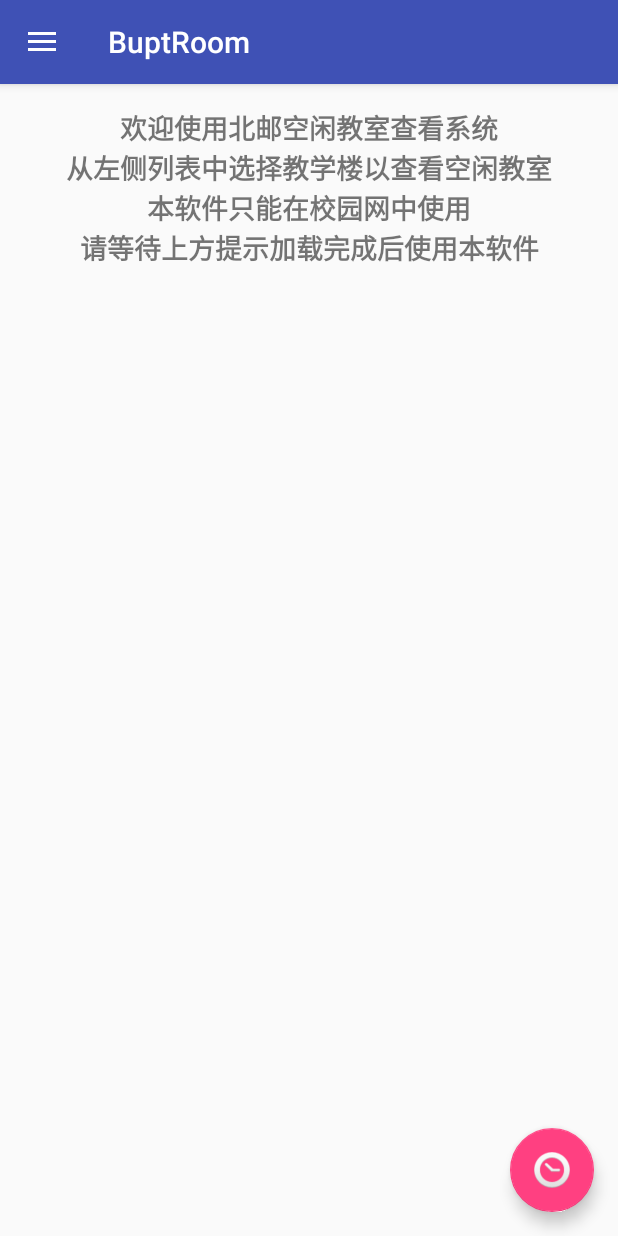
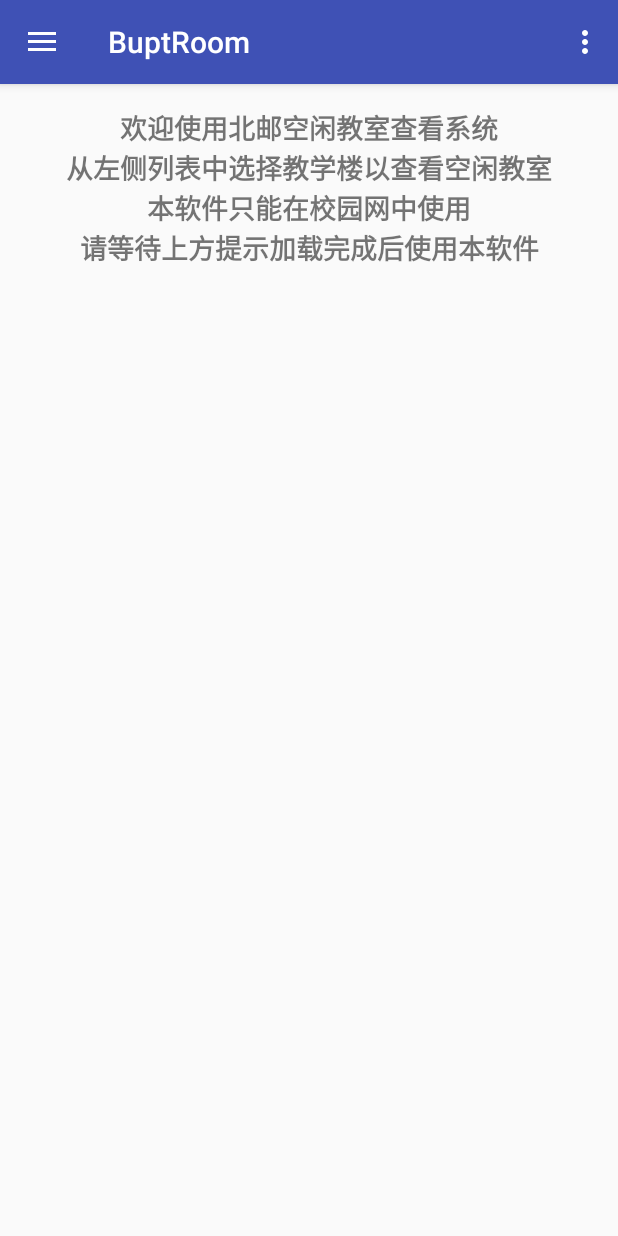
Before and after one commit to thinkwee/BuptRoom, an Android app: the screen it shows after launch (MainActivity), on a phone screen of 412 x 824 dp. Run offline under Robolectric (Android 15) with nearby library versions, the phone set to English and light mode, and no system bars.

Commit message:
small fix on 1.1.4

```diff
--- a/app/src/main/java/thinkwee/buptroom/MainActivity.java
+++ b/app/src/main/java/thinkwee/buptroom/MainActivity.java
@@ -96,7 +96,6 @@ public class MainActivity extends AppCompatActivity
                 return true;
             }
         });
-
         tv=(TextView)findViewById(R.id.show_content);
         webView.getSettings().setJavaScriptEnabled(true);
         webView.addJavascriptInterface(new JavascriptHandler(), "handler");
@@ -108,18 +107,6 @@ public class MainActivity extends AppCompatActivity
         toggle.syncState();
         NavigationView navigationView = (NavigationView) findViewById(R.id.nav_view);
         navigationView.setNavigationItemSelectedListener(this);
-
-        final TimeInfo timeinfo= new TimeInfo();
-        timeinfo.timesetting();
-        FloatingActionButton fab = (FloatingActionButton) findViewById(R.id.fab);
-        fab.setOnClickListener(new View.OnClickListener() {
-            @Override
-            public void onClick(View view) {
-                Snackbar.make(view, "今天是"+timeinfo.Timestring+" "+timeinfo.nowtime+"\n"+interesting[timeinfo.daycount], Snackbar.LENGTH_LONG)
-                        .setAction("Action", null).show();
-            }
-        });
-
         webView.loadUrl("http://jwxt.bupt.edu.cn/zxqDtKxJas.jsp");
         TimerTask task= new TimerTask() {
             @Override
@@ -129,6 +116,41 @@ public class MainActivity extends AppCompatActivity
         };
         Timer timer=new Timer();
         timer.schedule(task,3000);
+    }
+
+
+    @Override
+    public boolean onCreateOptionsMenu(Menu menu) {
+        // Inflate the menu; this adds items to the action bar if it is present.
+        getMenuInflater().inflate(R.menu.main, menu);
+        return true;
+    }
+
+    @Override
+    public boolean onOptionsItemSelected(MenuItem item) {
+        // Handle action bar item clicks here. The action bar will
+        // automatically handle clicks on the Home/Up button, so long
+        // as you specify a parent activity in AndroidManifest.xml.
+        int id = item.getItemId();
+
+        //noinspection SimplifiableIfStatement
+        if (id == R.id.bug_deliver) {
+            String[] email = {"thinkwee2767@gmail.com"}; // 需要注意，email必须以数组形式传入
+            Intent intent = new Intent(Intent.ACTION_SEND);
+            intent.setType("message/rfc822"); // 设置邮件格式
+            intent.putExtra(Intent.EXTRA_EMAIL, email); // 接收人
+            intent.putExtra(Intent.EXTRA_SUBJECT, "BuptRoom错误报告"); // 主题
+            intent.putExtra(Intent.EXTRA_TEXT, "Hi~ o(*￣▽￣*)ブ我在使用BuptRoom时遇到了以下问题，请尽快解决:\n"); // 正文
+            startActivity(Intent.createChooser(intent, "请选择邮件类应用以发送错误报告"));
+            return true;
+        }else
+        if(id==R.id.timeinfo){
+            final TimeInfo timeinfo= new TimeInfo();
+            timeinfo.timesetting();
+            Snackbar.make(webView, "今天是"+timeinfo.Timestring+" "+timeinfo.nowtime+"\n"+interesting[timeinfo.daycount], Snackbar.LENGTH_LONG)
+                    .setAction("Action", null).show();
+        }
+        return super.onOptionsItemSelected(item);
     }
 
 
--- a/app/src/main/res/layout/app_bar_main.xml
+++ b/app/src/main/res/layout/app_bar_main.xml
@@ -17,21 +17,22 @@
             android:layout_width="match_parent"
             android:layout_height="?attr/actionBarSize"
             android:background="?attr/colorPrimary"
-            app:popupTheme="@style/AppTheme.PopupOverlay" />
+            app:popupTheme="@style/AppTheme.PopupOverlay" >
+
+
+
+        </android.support.v7.widget.Toolbar>
+
+
+
+
+
 
 
 
     </android.support.design.widget.AppBarLayout>
 
     <include layout="@layout/content_main" />
-    <android.support.design.widget.FloatingActionButton
-        android:id="@+id/fab"
-        android:layout_width="wrap_content"
-        android:layout_height="wrap_content"
-        android:layout_gravity="right|bottom"
-        app:rippleColor="#6E6E6E"
-        android:layout_margin="@dimen/fab_margin"
 
-        android:src="@drawable/ic_dialog_time" />
 
 </android.support.design.widget.CoordinatorLayout>
--- a/app/src/main/res/menu/main.xml
+++ b/app/src/main/res/menu/main.xml
@@ -2,8 +2,13 @@
 <menu xmlns:android="http://schemas.android.com/apk/res/android"
     xmlns:app="http://schemas.android.com/apk/res-auto">
     <item
-        android:id="@+id/action_settings"
+        android:id="@+id/timeinfo"
         android:orderInCategory="100"
-        android:title="版本信息"
+        android:title="时间助手"
+        app:showAsAction="never" />
+    <item
+        android:id="@+id/bug_deliver"
+        android:orderInCategory="100"
+        android:title="错误报告"
         app:showAsAction="never" />
 </menu>
--- a/app/src/main/res/values/colors.xml
+++ b/app/src/main/res/values/colors.xml
@@ -2,5 +2,5 @@
 <resources>
     <color name="colorPrimary">#3F51B5</color>
     <color name="colorPrimaryDark">#303F9F</color>
-    <color name="colorAccent">#FF4081</color>
+    <color name="colorAccent">#A4A4A4</color>
 </resources>
--- a/app/src/main/res/values/strings.xml
+++ b/app/src/main/res/values/strings.xml
@@ -9,6 +9,6 @@
 
 
 
-    <string name="version">"版本号:V1.1.4\n\n\n1. 优化代码结构整理架构\n2. 为2.0版本大更新做准备\n3. 增加在线GitHub查看"</string>
+    <string name="version">"版本号:V1.1.4\n\n\n1. 优化代码结构整理架构\n2. 为2.0版本大更新做准备\n3. 增加在线GitHub查看\n"</string>
 
 </resources>
```
Also changed, not shown: app/src/main/res/drawable/emo_im_cool.png (added), app/src/main/res/drawable/ic_menu_compose.png (added), app/src/main/res/drawable/ic_menu_emoticons.png (added), 2 other files.
